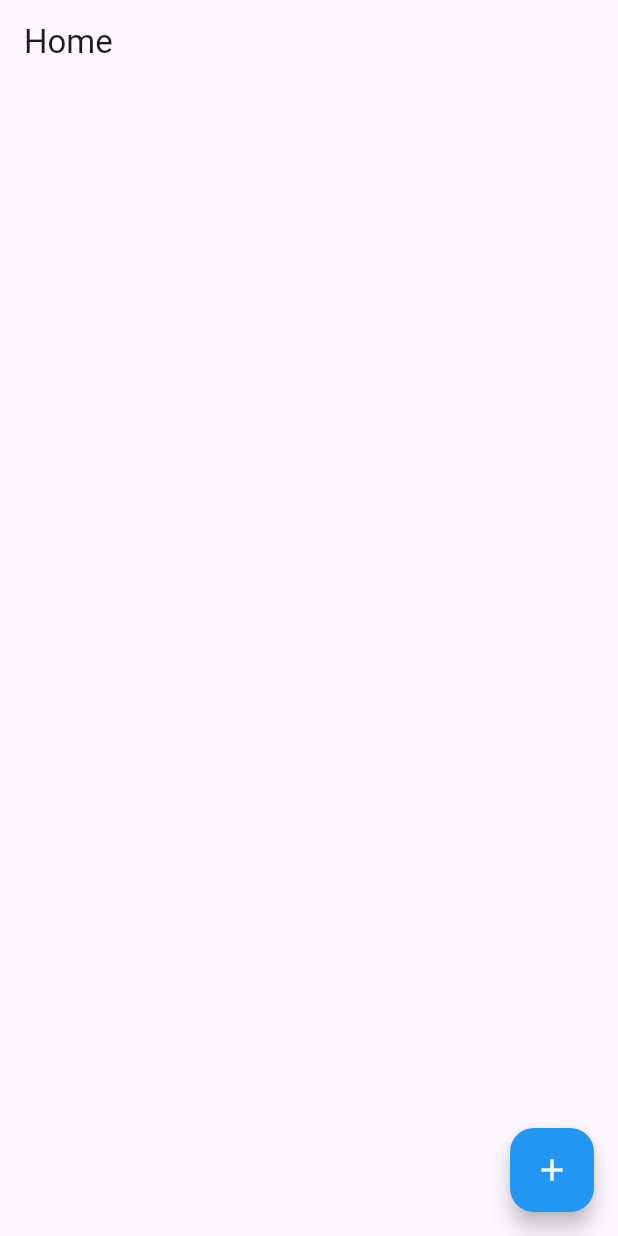
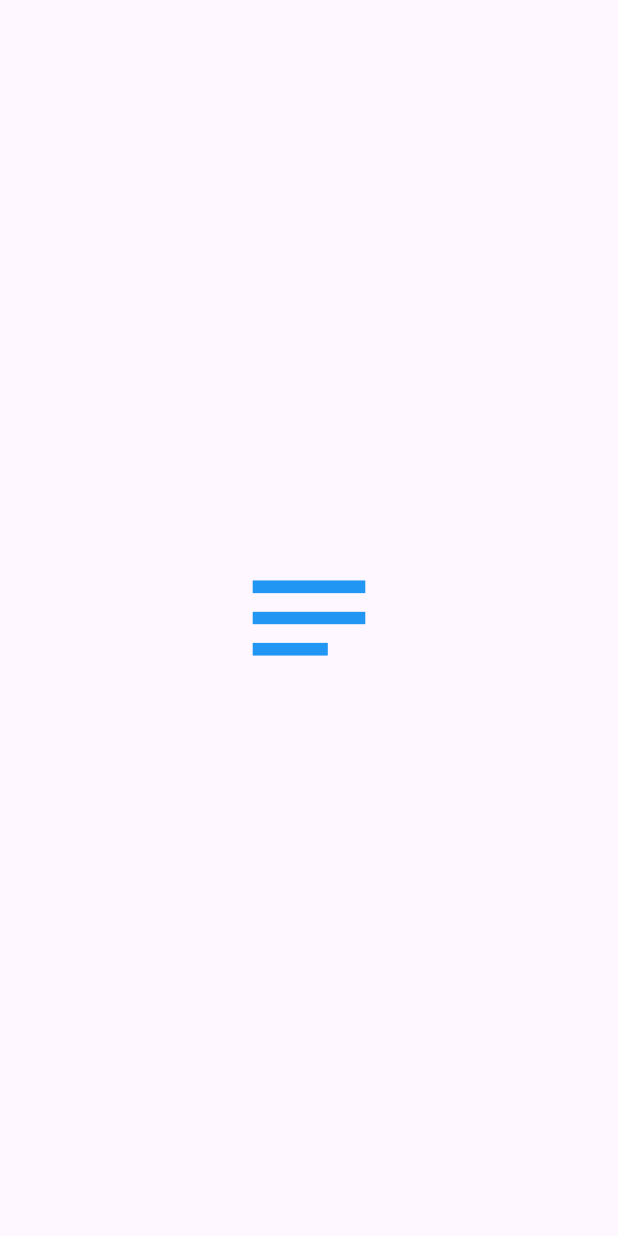
Before and after one commit to medooadel10/notes_app, a Flutter app: the first screen one second after launch, on a phone screen of 412 x 824 dp. Run offline on Flutter 3.47's test engine with Material 3 defaults, Android fonts, the phone set to English and light mode, and no system bars; our stand-ins replace fluttertoast, hive, hive_flutter; accounts and stored records are empty.

Commit message:
Implement splash screen and update app home route

```diff
--- a/lib/main.dart
+++ b/lib/main.dart
@@ -2,6 +2,7 @@ import 'package:flutter/material.dart';
 import 'package:hive_flutter/hive_flutter.dart';
 import 'package:notes_app/home_screen.dart';
 import 'package:notes_app/note_model.dart';
+import 'package:notes_app/splash_screen.dart';
 
 void main() async {
   WidgetsFlutterBinding.ensureInitialized();
@@ -36,7 +37,7 @@ class MyApp extends StatelessWidget {
         // tested with just a hot reload.
         colorScheme: ColorScheme.fromSeed(seedColor: Colors.deepPurple),
       ),
-      home: const HomeScreen(),
+      home: const SplashScreen(),
     );
   }
 }
--- /dev/null
+++ b/lib/splash_screen.dart
@@ -0,0 +1,33 @@
+import 'package:flutter/material.dart';
+import 'package:notes_app/home_screen.dart';
+
+class SplashScreen extends StatefulWidget {
+  const SplashScreen({Key? key}) : super(key: key);
+
+  @override
+  _SplashScreenState createState() => _SplashScreenState();
+}
+
+class _SplashScreenState extends State<SplashScreen> {
+  @override
+  void initState() {
+    // TODO: implement initState
+    super.initState();
+    Future.delayed(const Duration(seconds: 3)).then((_) {
+      Navigator.pushAndRemoveUntil(
+        context,
+        MaterialPageRoute(builder: (context) => HomeScreen()),
+        (route) => false,
+      );
+    });
+  }
+
+  @override
+  Widget build(BuildContext context) {
+    return Scaffold(
+      body: Center(
+        child: Icon(Icons.notes_outlined, color: Colors.blue, size: 100),
+      ),
+    );
+  }
+}
```
